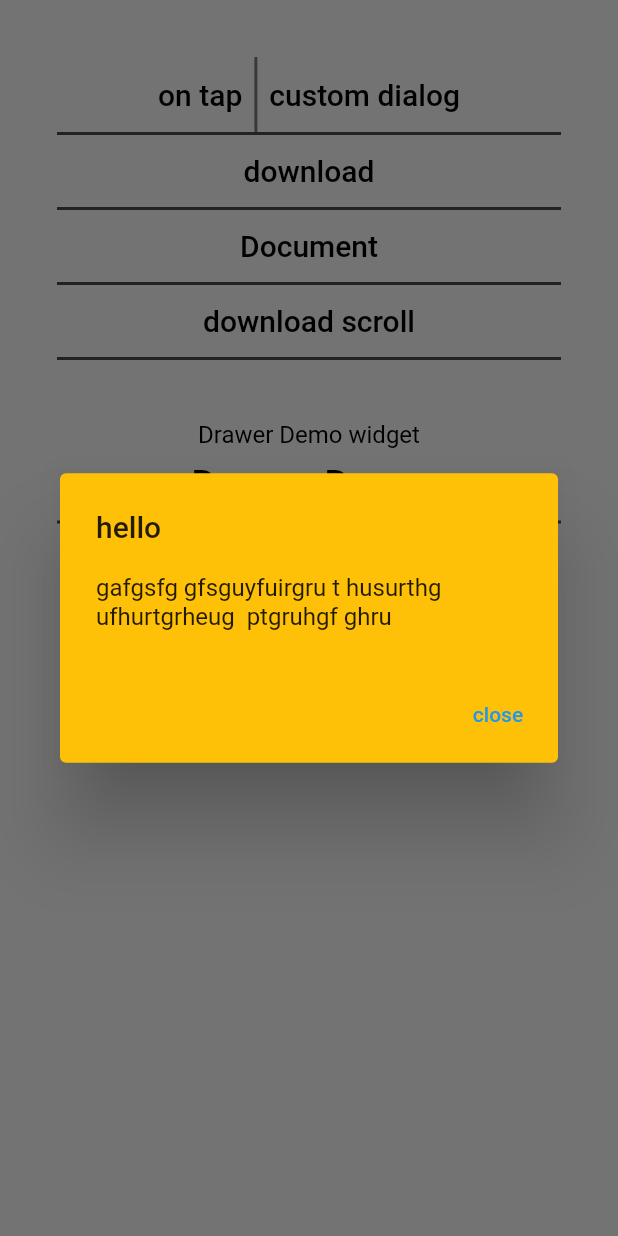
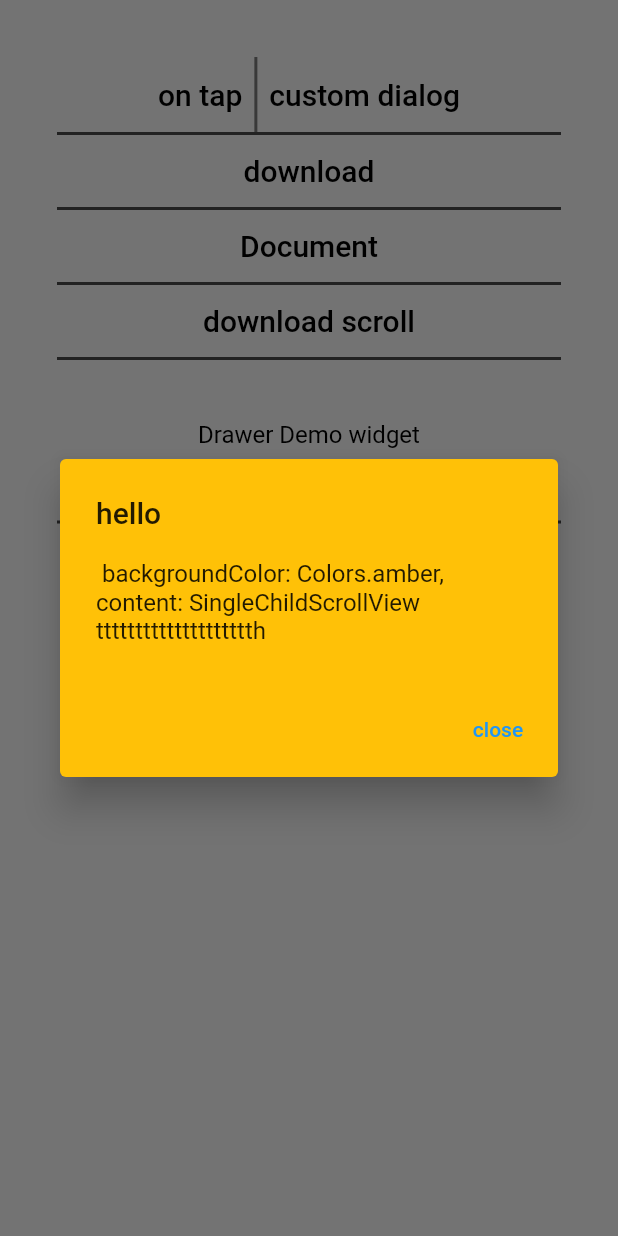
Before and after one commit to Tarang4/Trainee, a Flutter app: the DialogButton screen opened directly, after a tap on "on tap", on a phone screen of 412 x 824 dp. Run offline on Flutter 3.47's test engine with Material 2 defaults, Android fonts, the light colour scheme and no system bars.

Commit message:
2ed commit

```diff
--- a/lib/Wigets/dailog.dart
+++ b/lib/Wigets/dailog.dart
@@ -119,14 +119,14 @@ class _DialogButtonState extends State<DialogButton> {
 
   openDialog() {
     return showDialog(
-      context: context,
+      context: context, barrierDismissible: false,
       builder: (buildContext) {
-        return AlertDialog(
+        return AlertDialog( elevation: 10.8,
           title: Text('hello'),
           backgroundColor: Colors.amber,
           content: SingleChildScrollView(
             child: Text(
-                'gafgsfg gfsguyfuirgru t husurthg ufhurtgrheug  ptgruhgf ghru'),
+                ' backgroundColor: Colors.amber, content: SingleChildScrollView tttttttttttttttttttth'),
           ),
           actions: [
             TextButton(
@@ -145,13 +145,25 @@ class _DialogButtonState extends State<DialogButton> {
         context: context,
         barrierDismissible: false,
         builder: (context) {
-          return Dialog(
+          return Dialog(elevation: 9.0,
             clipBehavior: Clip.antiAlias,
             shape: RoundedRectangleBorder(
                 borderRadius: BorderRadius.circular(20.0)), //this right here
             child: Container(
               height: 260,
-              color: Colors.black,
+
+              decoration: BoxDecoration(
+                gradient: LinearGradient(
+                    colors: [
+                      Colors.white,
+                      Colors.black
+                    ],
+                    begin: const FractionalOffset(0.0, 0.0),
+                    end: const FractionalOffset(0.5, 0.7),
+                    stops: [0.1, 0.9],
+                    tileMode: TileMode.clamp),
+              ),
+
               child: Padding(
                 padding: const EdgeInsets.all(12.0),
                 child: Column(
```
